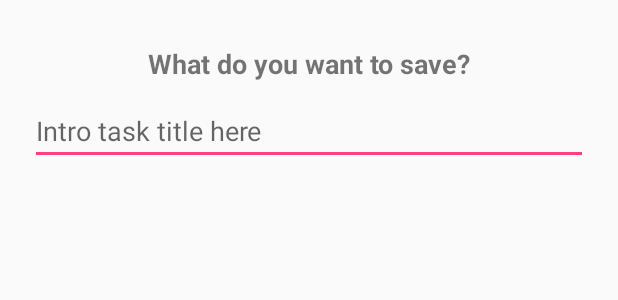
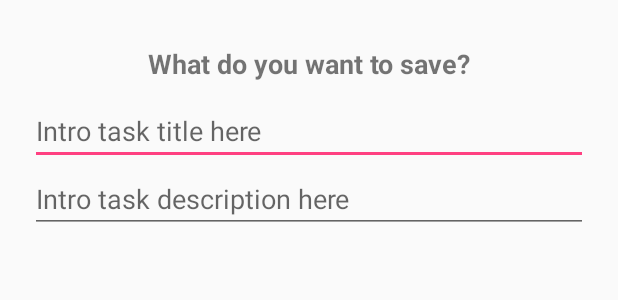
Before and after one commit to usainzg/todo-proyect, an Android app: the layout task_dialog_view.xml on its own in the app's theme, with its tools: preview values and no code run, on a phone screen of 412 x 824 dp. Shown: the top 300 px of the screen. Run offline under Robolectric (Android 15) with nearby library versions, the phone set to English and light mode, and no system bars.

Commit message:
Changed dialog to add new task, (needs revision).

```diff
--- a/Proyect/app/src/main/java/com/codi6/proyect/fragments/MyItemRecyclerViewAdapter.java
+++ b/Proyect/app/src/main/java/com/codi6/proyect/adapters/MyItemRecyclerViewAdapter.java
@@ -1,10 +1,9 @@
-package com.codi6.proyect.fragments;
+package com.codi6.proyect.adapters;
 
 import android.support.v7.widget.RecyclerView;
 import android.view.LayoutInflater;
 import android.view.View;
 import android.view.ViewGroup;
-import android.widget.TextView;
 
 import com.codi6.proyect.R;
 
--- a/Proyect/app/src/main/java/com/codi6/proyect/adapters/TaskRealmAdapter.java
+++ b/Proyect/app/src/main/java/com/codi6/proyect/adapters/TaskRealmAdapter.java
@@ -3,7 +3,6 @@ package com.codi6.proyect.adapters;
 import android.content.Context;
 import android.view.View;
 import android.view.ViewGroup;
-import android.widget.FrameLayout;
 import android.widget.LinearLayout;
 import android.widget.TextView;
 
@@ -57,7 +56,7 @@ public class TaskRealmAdapter extends RealmBasedRecyclerViewAdapter<Task, TaskRe
         final Task task = realmResults.get(i);
         viewHolder.title.setText(task.getTitle());
         viewHolder.content.setText(task.getDescription());
-        viewHolder.label.setText(task.getLabel().getNombre());
+        viewHolder.label.setText(task.getLabel() != null ? task.getLabel().getNombre(): "");
     }
 
 
--- a/Proyect/app/src/main/java/com/codi6/proyect/model/Task.java
+++ b/Proyect/app/src/main/java/com/codi6/proyect/model/Task.java
@@ -3,6 +3,7 @@ package com.codi6.proyect.model;
 import java.util.Date;
 
 import io.realm.RealmObject;
+import io.realm.annotations.Ignore;
 import io.realm.annotations.PrimaryKey;
 import io.realm.annotations.Required;
 
@@ -19,6 +20,7 @@ public class Task extends RealmObject {
     private String title;
     private String description;
     private boolean isDone;
+    @Ignore
     private Label label;
 
     @Required
--- a/Proyect/app/src/main/res/layout/task_dialog_view.xml
+++ b/Proyect/app/src/main/res/layout/task_dialog_view.xml
@@ -11,7 +11,7 @@
         android:gravity="center_horizontal"
         android:text="@string/dialog_task_title"
         android:textStyle="bold"
-        android:textSize="18sp"/>
+        android:textSize="18sp" />
 
     <EditText
         android:layout_width="match_parent"
@@ -20,6 +20,11 @@
         android:layout_marginTop="10dp"
         android:maxLines="1"
         android:imeOptions="actionDone"
-        android:hint="@string/dialog_task_hint_title"
-        />
+        android:hint="@string/dialog_task_hint_title" />
+
+    <EditText
+        android:layout_width="match_parent"
+        android:layout_height="wrap_content"
+        android:id="@+id/dialogDescriptionInput"
+        android:hint="@string/dialog_task_hint_description" />
 </LinearLayout>
--- a/Proyect/app/src/main/res/values/strings.xml
+++ b/Proyect/app/src/main/res/values/strings.xml
@@ -25,7 +25,7 @@
     <string name="dialog_main_title">Create A Task</string>
     <string name="dialog_task_title">What do you want to save?</string>
     <string name="dialog_task_hint_title">Intro task title here</string>
-
+    <string name="dialog_task_hint_description">Intro task description here</string>
 
     <string name="task_empty_list">Looks like you are all done\n(or haven\'t added anything)!</string>
 </resources>
```
Also changed, not shown: Proyect/app/src/main/java/com/codi6/proyect/activity/MainActivity1.java (+18 -6 lines).
